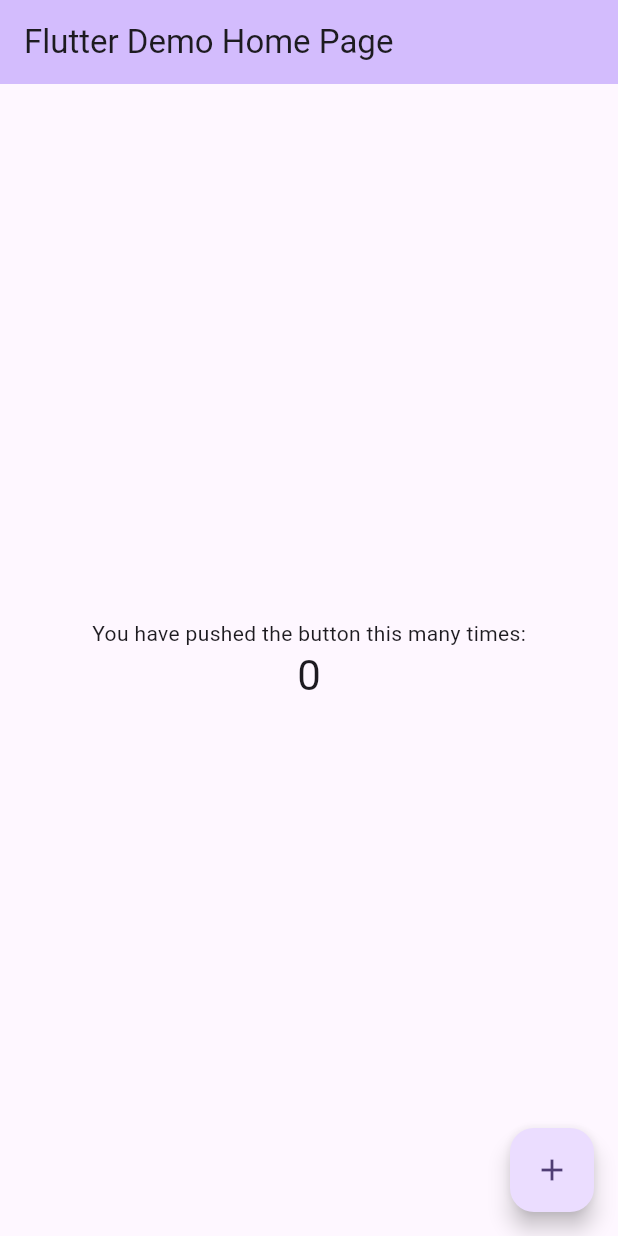
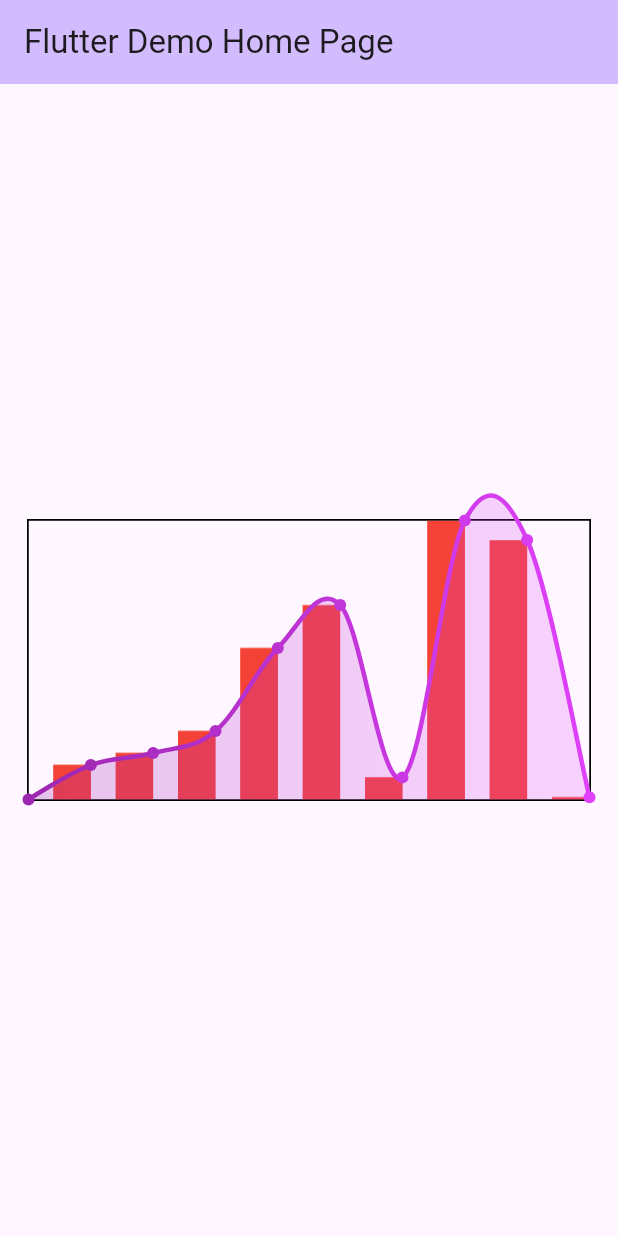
Before and after one commit to jinosh05/graph_task, a Flutter app: the screen it shows after launch, on a phone screen of 412 x 824 dp. Run offline on Flutter 3.47's test engine with Material 2 defaults, Android fonts, the phone set to English and light mode, and no system bars; drawn by our look-alikes of fl_chart.

```diff
--- a/lib/main.dart
+++ b/lib/main.dart
@@ -1,3 +1,6 @@
+import 'dart:math';
+
+import 'package:fl_chart/fl_chart.dart';
 import 'package:flutter/material.dart';
 
 void main() {
@@ -7,27 +10,11 @@ void main() {
 class MyApp extends StatelessWidget {
   const MyApp({super.key});
 
-  // This widget is the root of your application.
   @override
   Widget build(BuildContext context) {
     return MaterialApp(
       title: 'Flutter Demo',
       theme: ThemeData(
-        // This is the theme of your application.
-        //
-        // TRY THIS: Try running your application with "flutter run". You'll see
-        // the application has a blue toolbar. Then, without quitting the app,
-        // try changing the seedColor in the colorScheme below to Colors.green
-        // and then invoke "hot reload" (save your changes or press the "hot
-        // reload" button in a Flutter-supported IDE, or press "r" if you used
-        // the command line to start the app).
-        //
-        // Notice that the counter didn't reset back to zero; the application
-        // state is not lost during the reload. To reset the state, use hot
-        // restart instead.
-        //
-        // This works for code too, not just values: Most code changes can be
-        // tested with just a hot reload.
         colorScheme: ColorScheme.fromSeed(seedColor: Colors.deepPurple),
         useMaterial3: true,
       ),
@@ -39,15 +26,6 @@ class MyApp extends StatelessWidget {
 class MyHomePage extends StatefulWidget {
   const MyHomePage({super.key, required this.title});
 
-  // This widget is the home page of your application. It is stateful, meaning
-  // that it has a State object (defined below) that contains fields that affect
-  // how it looks.
-
-  // This class is the configuration for the state. It holds the values (in this
-  // case the title) provided by the parent (in this case the App widget) and
-  // used by the build method of the State. Fields in a Widget subclass are
-  // always marked "final".
-
   final String title;
 
   @override
@@ -55,71 +33,119 @@ class MyHomePage extends StatefulWidget {
 }
 
 class _MyHomePageState extends State<MyHomePage> {
-  int _counter = 0;
-
-  void _incrementCounter() {
-    setState(() {
-      // This call to setState tells the Flutter framework that something has
-      // changed in this State, which causes it to rerun the build method below
-      // so that the display can reflect the updated values. If we changed
-      // _counter without calling setState(), then the build method would not be
-      // called again, and so nothing would appear to happen.
-      _counter++;
-    });
+  List<double> graphPoints = [];
+  @override
+  void initState() {
+    super.initState();
+    var rand = Random();
+    for (var i = 0; i < 10; i++) {
+      graphPoints.add(rand.nextDouble() * 100);
+    }
   }
 
   @override
   Widget build(BuildContext context) {
-    // This method is rerun every time setState is called, for instance as done
-    // by the _incrementCounter method above.
-    //
-    // The Flutter framework has been optimized to make rerunning build methods
-    // fast, so that you can just rebuild anything that needs updating rather
-    // than having to individually change instances of widgets.
     return Scaffold(
       appBar: AppBar(
-        // TRY THIS: Try changing the color here to a specific color (to
-        // Colors.amber, perhaps?) and trigger a hot reload to see the AppBar
-        // change color while the other colors stay the same.
         backgroundColor: Theme.of(context).colorScheme.inversePrimary,
-        // Here we take the value from the MyHomePage object that was created by
-        // the App.build method, and use it to set our appbar title.
         title: Text(widget.title),
       ),
       body: Center(
-        // Center is a layout widget. It takes a single child and positions it
-        // in the middle of the parent.
         child: Column(
-          // Column is also a layout widget. It takes a list of children and
-          // arranges them vertically. By default, it sizes itself to fit its
-          // children horizontally, and tries to be as tall as its parent.
-          //
-          // Column has various properties to control how it sizes itself and
-          // how it positions its children. Here we use mainAxisAlignment to
-          // center the children vertically; the main axis here is the vertical
-          // axis because Columns are vertical (the cross axis would be
-          // horizontal).
-          //
-          // TRY THIS: Invoke "debug painting" (choose the "Toggle Debug Paint"
-          // action in the IDE, or press "p" in the console), to see the
-          // wireframe for each widget.
           mainAxisAlignment: MainAxisAlignment.center,
           children: <Widget>[
-            const Text(
-              'You have pushed the button this many times:',
-            ),
-            Text(
-              '$_counter',
-              style: Theme.of(context).textTheme.headlineMedium,
+            // const LineChartSample2(),
+            Stack(
+              children: [
+                Padding(
+                  padding: const EdgeInsets.all(18.0),
+                  child: AspectRatio(
+                    aspectRatio: 2,
+                    child: BarChart(
+                      BarChartData(
+                        alignment: BarChartAlignment.spaceBetween,
+                        titlesData: const FlTitlesData(show: false),
+                        borderData: FlBorderData(
+                          show: true,
+                        ),
+                        gridData: const FlGridData(show: false),
+                        barGroups: [
+                          BarChartGroupData(x: 0),
+                          for (var i = 1; i < graphPoints.length; i++)
+                            BarChartGroupData(
+                              x: i,
+                              barRods: [
+                                BarChartRodData(
+                                  borderRadius: BorderRadius.zero,
+                                  width: 25,
+                                  rodStackItems: [
+                                    BarChartRodStackItem(
+                                      0,
+                                      (graphPoints[i] * i).toDouble(),
+                                      Colors.red,
+                                    ),
+                                    BarChartRodStackItem(
+                                      (graphPoints[i] * i).toDouble(),
+                                      (graphPoints[i] * i).toDouble() + 0.5,
+                                      Colors.white,
+                                    ),
+                                  ],
+                                  toY: (graphPoints[i] * i).toDouble() + 1,
+                                  color: Colors.red,
+                                ),
+                              ],
+                            )
+                        ],
+                      ),
+                    ),
+                  ),
+                ),
+                Padding(
+                  padding: const EdgeInsets.all(18.0),
+                  child: AspectRatio(
+                    aspectRatio: 2,
+                    child: LineChart(
+                      LineChartData(
+                        // maxX: 6,
+                        // minX: 1,
+                        // minY: 2,
+                        titlesData: const FlTitlesData(show: false),
+                        gridData: const FlGridData(show: false),
+                        lineBarsData: [
+                          LineChartBarData(
+                            belowBarData: BarAreaData(
+                              show: true,
+                              gradient: LinearGradient(colors: [
+                                Colors.purple.withOpacity(0.25),
+                                Colors.purpleAccent.withOpacity(0.2),
+                              ]),
+                            ),
+                            gradient: const LinearGradient(colors: [
+                              Colors.purple,
+                              Colors.purpleAccent,
+                            ]),
+                            isStrokeCapRound: true,
+                            barWidth: 3,
+                            spots: [
+                              const FlSpot(0, 0),
+                              for (var i = 1; i < graphPoints.length; i++)
+                                FlSpot(
+                                  (i).toDouble(),
+                                  (graphPoints[i] * i).toDouble(),
+                                )
+                            ],
+                            isCurved: true,
+                          )
+                        ],
+                      ),
+                    ),
+                  ),
+                ),
+              ],
             ),
           ],
         ),
       ),
-      floatingActionButton: FloatingActionButton(
-        onPressed: _incrementCounter,
-        tooltip: 'Increment',
-        child: const Icon(Icons.add),
-      ), // This trailing comma makes auto-formatting nicer for build methods.
     );
   }
 }
```
